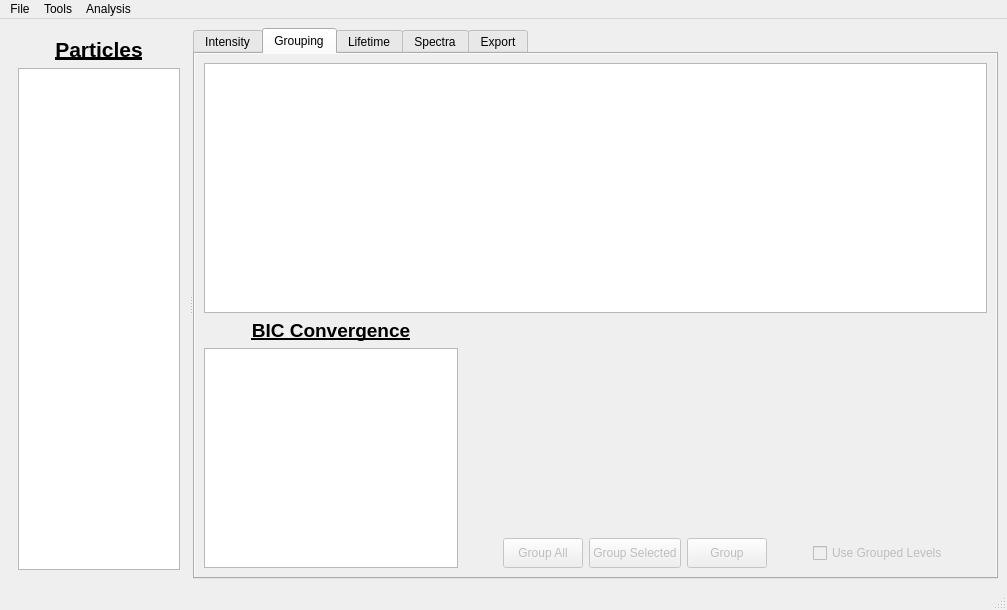
First picture: the form in ui/mainwindow.ui, repository BioPhysicsUP/Full_SMS, before the edit.
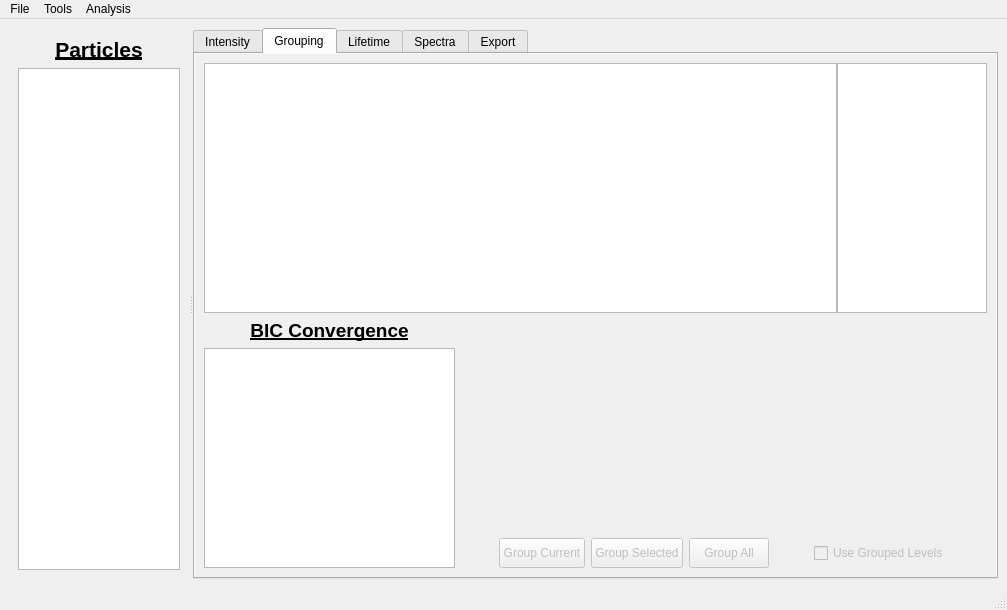
Second picture: the form after the edit. The open tabs and pages were chosen to show the change. Icons and pictures are not drawn. Custom widgets are drawn as their Qt base class.

Commit message: Progress thus far

Patch:
```diff
--- a/ui/mainwindow.ui
+++ b/ui/mainwindow.ui
@@ -524,11 +524,28 @@
         <attribute name="title">
          <string>Grouping</string>
         </attribute>
-        <layout class="QGridLayout" name="gridLayout_6">
-         <item row="0" column="0">
-          <widget class="PlotWidget" name="pgGroups"/>
+        <layout class="QVBoxLayout" name="verticalLayout_7">
+         <item>
+          <layout class="QHBoxLayout" name="horizontalLayout_10">
+           <property name="spacing">
+            <number>0</number>
+           </property>
+           <item>
+            <widget class="PlotWidget" name="pgGroups_Int"/>
+           </item>
+           <item>
+            <widget class="PlotWidget" name="pgGroups_Hist">
+             <property name="maximumSize">
+              <size>
+               <width>150</width>
+               <height>16777215</height>
+              </size>
+             </property>
+            </widget>
+           </item>
+          </layout>
          </item>
-         <item row="1" column="0">
+         <item>
           <layout class="QHBoxLayout" name="horizontalLayout_7">
            <item>
             <layout class="QVBoxLayout" name="verticalLayout_4">
@@ -603,7 +620,7 @@
                   </size>
                  </property>
                  <property name="text">
-                  <string>Group All</string>
+                  <string>Group Current</string>
                  </property>
                  <property name="iconSize">
                   <size>
@@ -659,7 +676,7 @@
                   </size>
                  </property>
                  <property name="text">
-                  <string>Group</string>
+                  <string>Group All</string>
                  </property>
                  <property name="iconSize">
                   <size>
```
Left out of the diff: 8 changed lines with no effect on the pictures. The commit also changes 2 other files.
